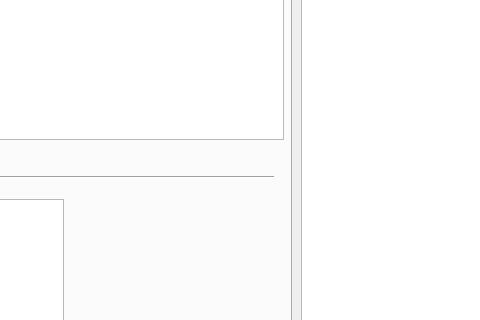
Above: nvdb_qgis_plugin_dialog_base.ui from vtfk/NVDB-qgis-plugin before the change; both pictures show x 309 to 789 and y 107 to 427 of the 872 by 591 pixel window. Below: the same form after it.
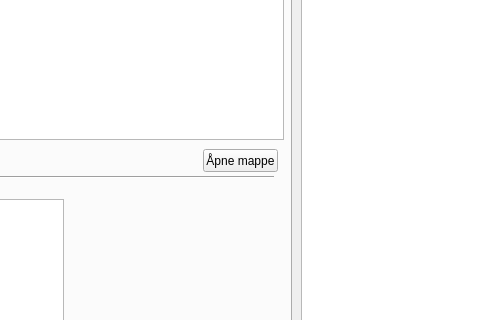
That is the form after the change. The open tabs and pages were chosen to show the change.

Commit message: knapp for å åpne preset mappe

Patch:
```diff
--- a/nvdb_qgis_plugin_dialog_base.ui
+++ b/nvdb_qgis_plugin_dialog_base.ui
@@ -513,6 +513,19 @@
       <string>Slett</string>
      </property>
     </widget>
+    <widget class="QPushButton" name="folderButton">
+     <property name="geometry">
+      <rect>
+       <x>500</x>
+       <y>210</y>
+       <width>75</width>
+       <height>23</height>
+      </rect>
+     </property>
+     <property name="text">
+      <string>Åpne mappe</string>
+     </property>
+    </widget>
    </widget>
    <widget class="QWidget" name="CSV">
     <attribute name="title">
```
The commit also changes 2 other files.
